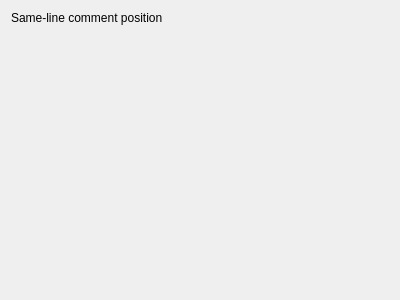
The window that kate/plugins/pate/src/plugins/commentar_config.ui (KDE/kate) describes before a commit, drawn with Qt 5.
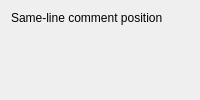
The same window after the commit. Custom widgets are drawn as their Qt base class.

Commit message: remove explicit geometry (just like other .ui files do)

```diff
--- a/kate/plugins/pate/src/plugins/commentar_config.ui
+++ b/kate/plugins/pate/src/plugins/commentar_config.ui
@@ -2,14 +2,6 @@
 <ui version="4.0">
  <class>commentarConfigWidget</class>
  <widget class="QWidget" name="commentarConfigWidget">
-  <property name="geometry">
-   <rect>
-    <x>0</x>
-    <y>0</y>
-    <width>400</width>
-    <height>300</height>
-   </rect>
-  </property>
   <layout class="QHBoxLayout" name="horizontalLayout_2">
    <item>
     <layout class="QVBoxLayout" name="verticalLayout">
```
The commit also changes 1 other file.
